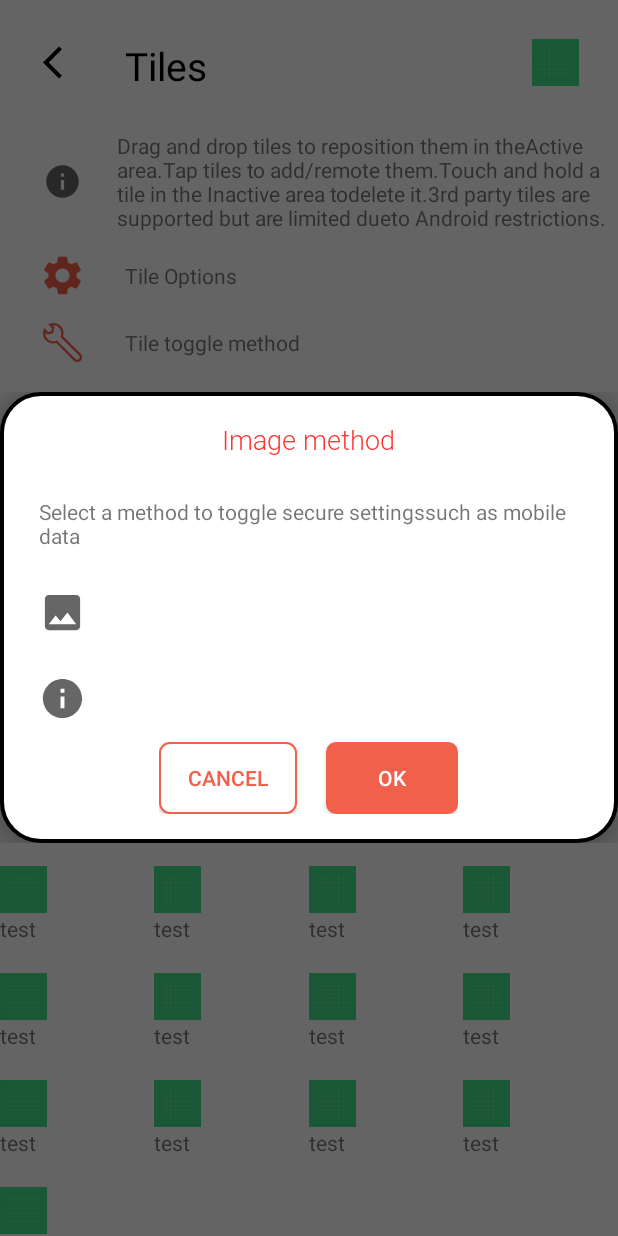
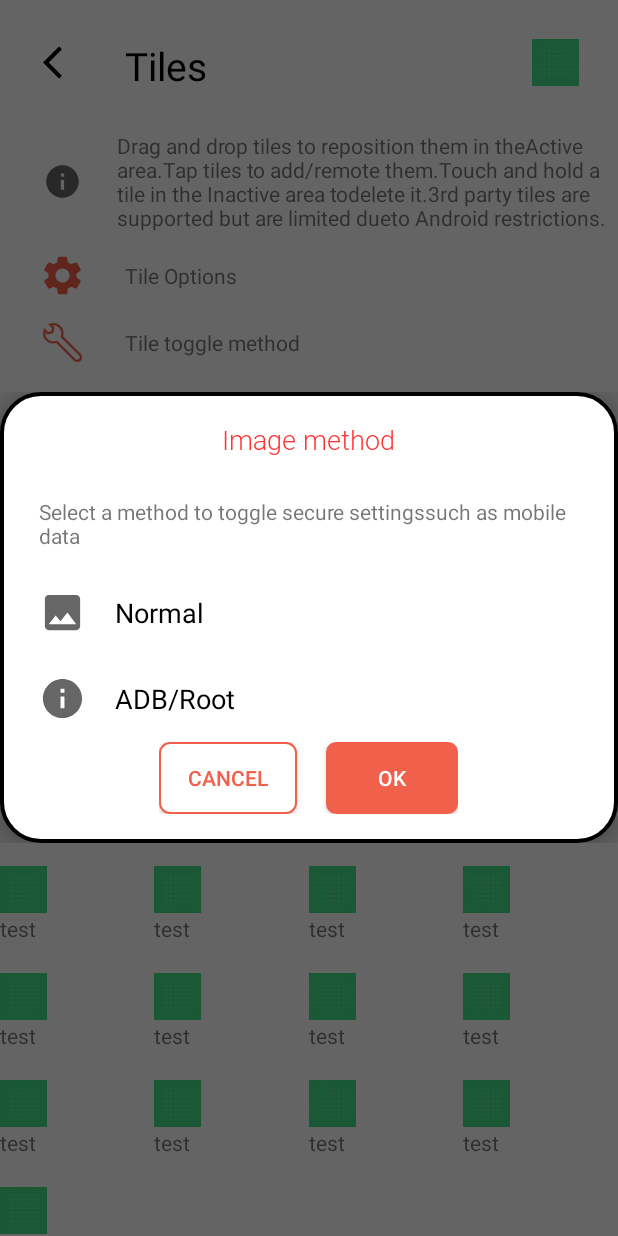
Before and after one commit to ngluanit/quicksetting, an Android app: the TilesActivity screen opened directly, with no data from a screen before it, after a tap on "Tile toggle method", on a phone screen of 412 x 824 dp. Run offline under Robolectric (Android 15) with nearby library versions, the phone set to English and light mode, and no system bars; our stand-ins replace sdp/ssp sizes.

Commit message:
add code

```diff
--- a/app/src/main/java/com/example/settingapp/tiles/TilesActivity.kt
+++ b/app/src/main/java/com/example/settingapp/tiles/TilesActivity.kt
@@ -37,6 +37,9 @@ class TilesActivity : AppCompatActivity(),IconNotiAdapter.ItemClick,IconActiveNo
         rlTileoption.setOnClickListener {
             startActivity(Intent(this,TileOptionsActivity::class.java))
         }
+        rlSelectIcon.setOnClickListener {
+            showDialog1(this)
+        }
         rcvInActive.setLayoutManager(GridLayoutManager(this, 4))
         rcvActive.setLayoutManager(GridLayoutManager(this, 4))
         for (i in 0..12){
@@ -50,9 +53,7 @@ class TilesActivity : AppCompatActivity(),IconNotiAdapter.ItemClick,IconActiveNo
         iconNotiAdapter1= IconActiveNotiAdapter(list1,this)
         rcvInActive.adapter=iconNotiAdapter
         rcvActive.adapter=iconNotiAdapter1
-
     }
-
     private fun showDialog1(tilesActivity: TilesActivity) {
         val dialog = Dialog(tilesActivity!!)
         dialog.requestWindowFeature(Window.FEATURE_NO_TITLE)
--- a/app/src/main/res/layout/activity_tile_options.xml
+++ b/app/src/main/res/layout/activity_tile_options.xml
@@ -55,7 +55,7 @@
             android:textSize="@dimen/_14sdp"
             android:layout_centerVertical="true"
             android:layout_height="wrap_content"
-            android:text=""
+            android:text="@string/screen_timeout"
             android:layout_toRightOf="@id/imgScreen"
             android:layout_marginLeft="@dimen/_20sdp" />
     </RelativeLayout>
--- a/app/src/main/res/layout/dialog_tile_toggle.xml
+++ b/app/src/main/res/layout/dialog_tile_toggle.xml
@@ -36,6 +36,7 @@
             android:layout_height="@dimen/_24sdp"
             android:src="@drawable/ic_image"/>
         <TextView
+            android:text="@string/normal"
             android:id="@+id/tvNormal"
             android:layout_width="wrap_content"
             android:layout_height="wrap_content"
@@ -62,7 +63,7 @@
             android:layout_width="wrap_content"
             android:layout_height="wrap_content"
             android:layout_toRightOf="@id/radio_ADB"
-
+            android:text="@string/adb_root"
             android:textSize="18sp"
             android:textColor="@color/black"
             android:layout_marginLeft="@dimen/_15sdp"
--- a/app/src/main/res/values/strings.xml
+++ b/app/src/main/res/values/strings.xml
@@ -49,4 +49,7 @@
     <string name="backup_restore">Backup / Restore</string>
     <string name="tips">Tips</string>
     <string name="extras">Extras</string>
+    <string name="normal">Normal</string>
+    <string name="adb_root">ADB/Root</string>
+    <string name="screen_timeout">Screen timeout</string>
 </resources>
```
